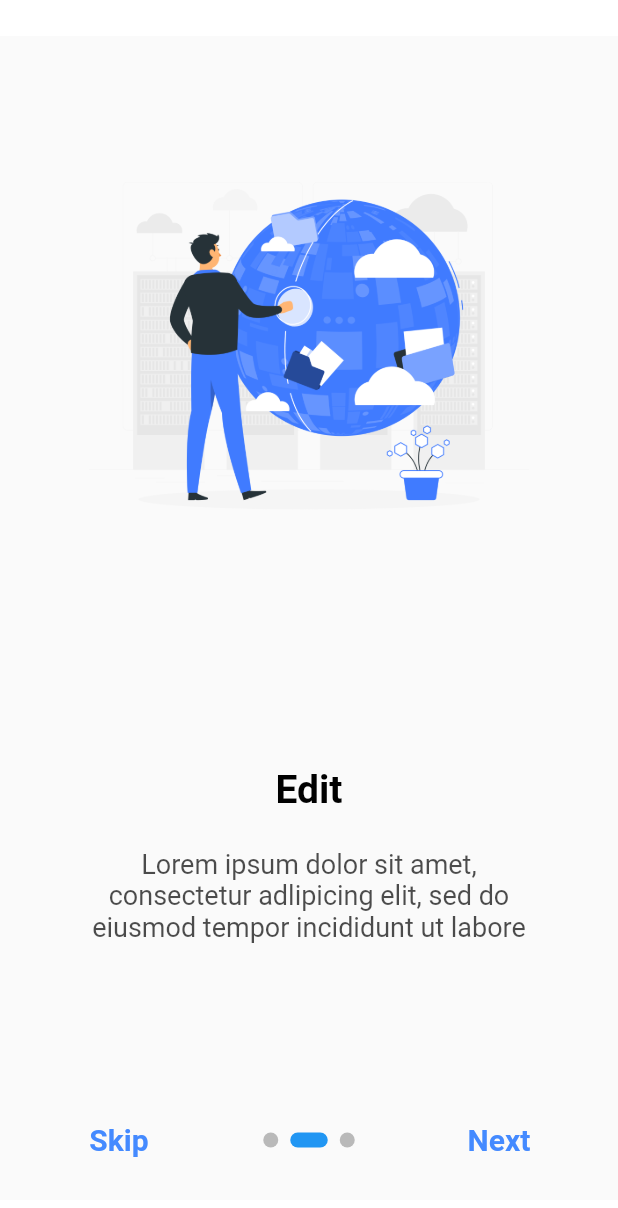
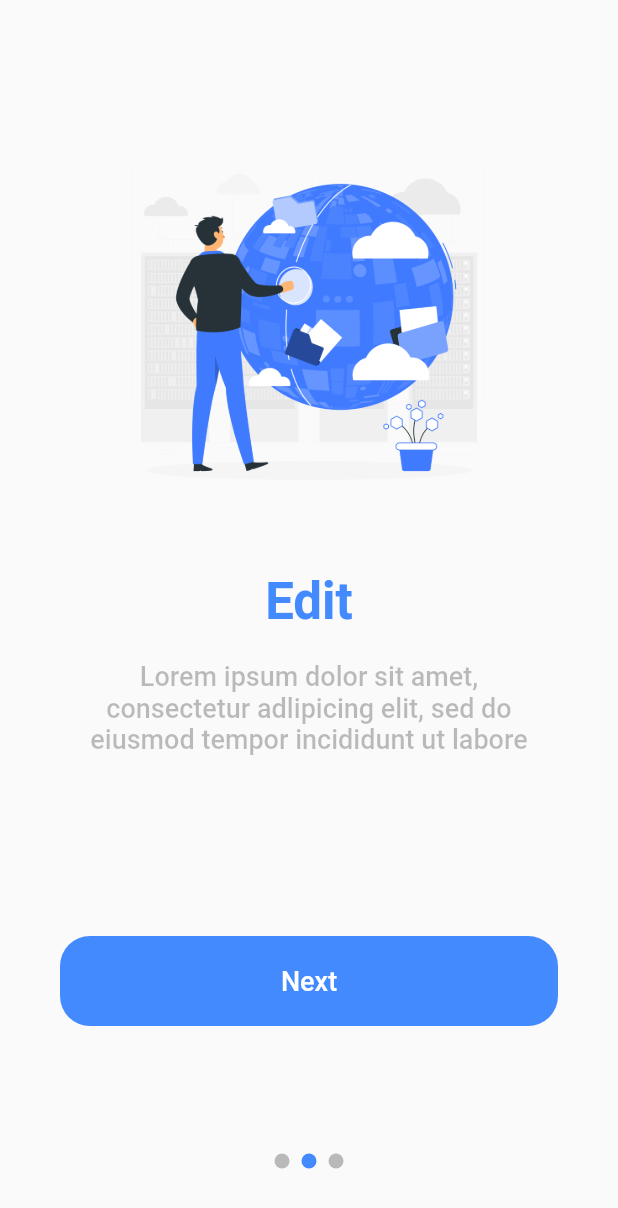
Before and after one commit to diyar214/first_task_isin, a Flutter app: the screen it shows after launch, after a tap on "Next", on a phone screen of 412 x 824 dp. Shown: the top 1208 px of the screen. Run offline on Flutter 3.47's test engine with Material 2 defaults, Android fonts, the phone set to English and light mode, and no system bars; drawn by our look-alikes of introduction_screen, smooth_page_indicator.

Commit message:
no comment

```diff
--- /dev/null
+++ b/lib/home.dart
@@ -0,0 +1,14 @@
+import 'package:flutter/material.dart';
+
+class Home extends StatelessWidget {
+  const Home({super.key});
+
+  @override
+  Widget build(BuildContext context) {
+    return Scaffold(
+      appBar: AppBar(
+        title: const Text('Home Page'),
+      ),
+    );
+  }
+}
--- a/lib/home_page.dart
+++ /dev/null
@@ -1,28 +0,0 @@
-import 'package:flutter/material.dart';
-
-class HomePage extends StatelessWidget {
-  const HomePage({super.key});
-
-  @override
-  Widget build(BuildContext context) {
-    return Scaffold(
-      appBar: buildAppBar(),
-    );
-  }
-}
-
-AppBar buildAppBar() {
-  return AppBar(
-    backgroundColor: Colors.blueAccent,
-    elevation: 1,
-    centerTitle: true,
-    title: const Text(
-      'Home Page',
-      style: TextStyle(
-        fontSize: 20,
-        fontWeight: FontWeight.bold,
-        color: Colors.white,
-      ),
-    ),
-  );
-}
--- a/lib/intro_page.dart
+++ /dev/null
@@ -1,90 +0,0 @@
-// ignore_for_file: deprecated_member_use
-
-import 'package:flutter/material.dart';
-import 'package:introduction_screen/introduction_screen.dart';
-
-import './home_page.dart';
-
-class IntroPage extends StatelessWidget {
-  IntroPage({super.key});
-
-  final pageDecoration = PageDecoration(
-    imagePadding: const EdgeInsets.only(top: 65.0),
-    bodyAlignment: const Alignment(0, 0.01),
-    titleTextStyle: const PageDecoration().titleTextStyle.copyWith(color: Colors.black, fontWeight: FontWeight.bold, fontSize: 26.0),
-    bodyTextStyle: const PageDecoration().bodyTextStyle.copyWith(color: Colors.black.withOpacity(0.7)),
-  );
-
-  List<PageViewModel> getPages() {
-    return [
-      PageViewModel(
-        image: Center(child: Image.asset('assets/images/img1.png')),
-        title: 'Shoot',
-        body:
-            'Lorem ipsum dolor sit amet,\nconsectetur adlipicing elit, sed do\neiusmod tempor incididunt ut labore',
-        decoration: pageDecoration,
-      ),
-      PageViewModel(
-        image: Center(child: Image.asset('assets/images/img2.png')),
-        title: 'Edit',
-        body:
-            'Lorem ipsum dolor sit amet,\nconsectetur adlipicing elit, sed do\neiusmod tempor incididunt ut labore',
-        decoration: pageDecoration,
-      ),
-      PageViewModel(
-        image: Center(child: Image.asset('assets/images/img3.png')),
-        title: 'Share',
-        body:
-            'Lorem ipsum dolor sit amet,\nconsectetur adlipicing elit, sed do\neiusmod tempor incididunt ut labore',
-        decoration: pageDecoration,
-      ),
-    ];
-  }
-
-  @override
-  Widget build(BuildContext context) {
-    return Scaffold(
-      backgroundColor: Colors.white,
-      body: Padding(
-        padding: const EdgeInsets.symmetric(vertical: 24.0),
-        child: IntroductionScreen(
-          pages: getPages(),
-          dotsDecorator: DotsDecorator(
-            size: const Size.square(10.0),
-            activeSize: const Size(25.0, 10.0),
-            activeColor: Colors.blue,
-            color: Colors.black26,
-            spacing: const EdgeInsets.symmetric(horizontal: 4.0),
-            activeShape: RoundedRectangleBorder(
-              borderRadius: BorderRadius.circular(12.5),
-            ),
-          ),
-          baseBtnStyle: TextButton.styleFrom(
-            shape: RoundedRectangleBorder(
-              borderRadius: BorderRadius.circular(12.5),
-            ),
-          ),
-          showDoneButton: true,
-          done: const Text('Done',
-              style: TextStyle(fontWeight: FontWeight.w600, fontSize: 20.0)),
-          doneStyle: TextButton.styleFrom(primary: Colors.blueAccent),
-          showSkipButton: true,
-          skip: const Text('Skip',
-              style: TextStyle(fontWeight: FontWeight.w600, fontSize: 20.0)),
-          skipStyle: TextButton.styleFrom(primary: Colors.blueAccent),
-          showNextButton: true,
-          next: const Text('Next',
-              style: TextStyle(fontWeight: FontWeight.w600, fontSize: 20.0)),
-          nextStyle: TextButton.styleFrom(primary: Colors.blueAccent),
-          onDone: () => onDone(context),
-            curve: Curves.elasticIn,
-        ),
-      ),
-    );
-  }
-
-  void onDone(context) {
-    Navigator.pushReplacement(
-        context, MaterialPageRoute(builder: (context) => const HomePage()));
-  }
-}
--- a/lib/main.dart
+++ b/lib/main.dart
@@ -1,17 +1,20 @@
 import 'package:flutter/material.dart';
 
-import './intro_page.dart';
+import './onbording.dart';
+
+
 void main() {
   runApp(const MyApp());
 }
 
 class MyApp extends StatelessWidget {
   const MyApp({super.key});
+
   @override
   Widget build(BuildContext context) {
-    return MaterialApp(
+    return const MaterialApp(
       debugShowCheckedModeBanner: false,
-      home: IntroPage(),
+      home: Onbording(),
     );
   }
 }
--- /dev/null
+++ b/lib/model/page_model.dart
@@ -0,0 +1,28 @@
+class PageModel {
+  final String image;
+  final String title;
+  final String desc;
+
+  PageModel({required this.image, required this.title, required this.desc});
+
+  static List<PageModel> pages = [
+    PageModel(
+      image: 'assets/images/img1.png',
+      title: 'Shoot',
+      desc:
+      'Lorem ipsum dolor sit amet,\nconsectetur adlipicing elit, sed do\neiusmod tempor incididunt ut labore',
+    ),
+    PageModel(
+      image: 'assets/images/img2.png',
+      title: 'Edit',
+      desc:
+      'Lorem ipsum dolor sit amet,\nconsectetur adlipicing elit, sed do\neiusmod tempor incididunt ut labore',
+    ),
+    PageModel(
+      image: 'assets/images/img3.png',
+      title: 'Share',
+      desc:
+      'Lorem ipsum dolor sit amet,\nconsectetur adlipicing elit, sed do\neiusmod tempor incididunt ut labore',
+    ),
+  ];
+}
--- /dev/null
+++ b/lib/onbording.dart
@@ -0,0 +1,179 @@
+import 'package:flutter/material.dart';
+import 'package:smooth_page_indicator/smooth_page_indicator.dart';
+
+import './model/page_model.dart';
+import './home.dart';
+
+class Onbording extends StatefulWidget {
+  const Onbording({Key? key}) : super(key: key);
+
+  @override
+  State<Onbording> createState() => _OnbordingState();
+}
+
+class _OnbordingState extends State<Onbording> {
+  int currentIndex = 0;
+  late PageController _controller;
+
+  @override
+  void initState() {
+    _controller = PageController(initialPage: 0);
+    super.initState();
+  }
+
+  @override
+  void dispose() {
+    _controller.dispose();
+    super.dispose();
+  }
+
+  @override
+  Widget build(BuildContext context) {
+    return Scaffold(
+      body: Column(
+        children: [
+          Expanded(
+            child: myPageViewBuilder(),
+          ),
+          buildNextButton(context),
+          dotIndicator(),
+        ],
+      ),
+    );
+  }
+
+  Widget myPageViewBuilder() {
+    return PageView.builder(
+        controller: _controller,
+        itemCount: PageModel.pages.length,
+        onPageChanged: (int index) {
+          setState(() {
+            currentIndex = index;
+          });
+        },
+        itemBuilder: (_, i) {
+          return Padding(
+            padding: const EdgeInsets.symmetric(horizontal: 20.0),
+            child: onbordingUi(i),
+          );
+        });
+  }
+
+  Widget onbordingUi(int i) {
+    return Column(
+      mainAxisAlignment: MainAxisAlignment.center,
+      children: [
+        Image.asset(
+          PageModel.pages[i].image,
+          height: 280,
+        ),
+        const SizedBox(
+          height: 20,
+        ),
+        Text(
+          PageModel.pages[i].title,
+          style: const TextStyle(
+            fontSize: 34,
+            fontWeight: FontWeight.bold,
+            color: Colors.blueAccent,
+          ),
+        ),
+        const SizedBox(
+          height: 20,
+        ),
+        Text(
+          PageModel.pages[i].desc,
+          textAlign: TextAlign.center,
+          style: const TextStyle(
+            fontSize: 18,
+            fontWeight: FontWeight.w500,
+            color: Colors.black26,
+          ),
+        ),
+      ],
+    );
+  }
+
+  // Widget buildSkipButton() {
+  //   return Padding(
+  //     padding: const EdgeInsets.only(top: 50, right: 20),
+  //     child: Align(
+  //       alignment: Alignment.topRight,
+  //       child: TextButton(
+  //         onPressed: () {
+  //           _controller.animateTo(PageModel.pages.length - 1, duration: const Duration(milliseconds: 300), curve: Curves.linear);
+  //         },
+  //         style: TextButton.styleFrom(
+  //           foregroundColor: Colors.blueAccent,
+  //         ),
+  //         child: const Text(
+  //           'Skip',
+  //           style: TextStyle(
+  //             fontSize: 18,
+  //             fontWeight: FontWeight.w500,
+  //             color: Colors.blueAccent,
+  //           ),
+  //         ),
+  //       ),
+  //     ),
+  //   );
+  // }
+
+  Widget buildNextButton(BuildContext context) {
+    return Container(
+      height: 60,
+      margin: const EdgeInsets.all(40),
+      width: double.infinity,
+      decoration: const BoxDecoration(
+        color: Colors.blueAccent,
+        borderRadius: BorderRadius.all(Radius.circular(20)),
+      ),
+      child: TextButton(
+        onPressed: () {
+          if (currentIndex == PageModel.pages.length - 1) {
+            Navigator.pushReplacement(
+              context,
+              MaterialPageRoute(
+                builder: (_) => const Home(),
+              ),
+            );
+          }
+          _controller.nextPage(
+            duration: const Duration(milliseconds: 300),
+            curve: Curves.linear,
+          );
+        },
+        style: TextButton.styleFrom(
+          foregroundColor: Colors.blueAccent,
+        ),
+        child: Text(
+          currentIndex == PageModel.pages.length - 1 ? 'Get Started' : 'Next',
+          style: const TextStyle(
+            fontSize: 18,
+            fontWeight: FontWeight.w500,
+            color: Colors.white,
+          ),
+        ),
+      ),
+    );
+  }
+
+  Widget dotIndicator() {
+    return Container(
+      height: 100,
+      width: double.infinity,
+      alignment: Alignment.center,
+      // color: Colors.grey,
+      child: SmoothPageIndicator(
+        controller: _controller,
+        count: PageModel.pages.length,
+        effect: const WormEffect(
+          activeDotColor: Colors.blueAccent,
+          dotColor: Colors.black26,
+          dotHeight: 10.0,
+          dotWidth: 10.0,
+        ),
+      ),
+    );
+  }
+}
```
Also changed, not shown: pubspec.yaml (+7 -6 lines), pubspec.lock, 10 other files.
